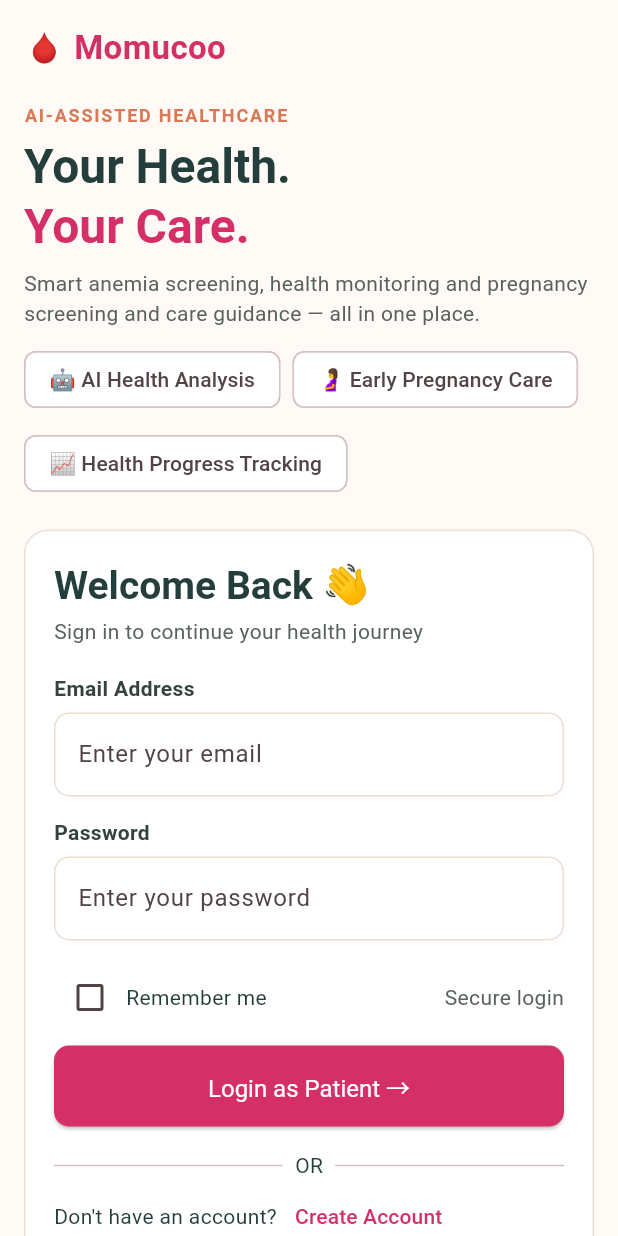
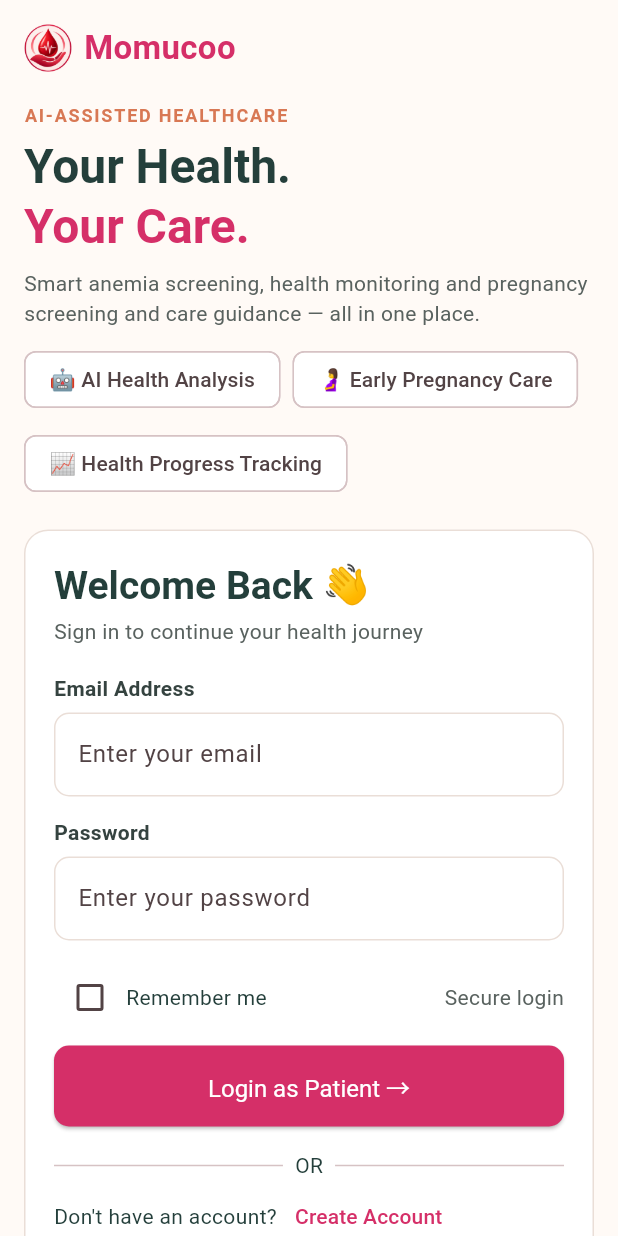
Before and after one commit to saraswathi9591reddy/momucoo-app, a Flutter app: the LoginScreen screen opened by its route, on a phone screen of 412 x 824 dp. Run offline on Flutter 3.47's test engine with Material 3 defaults, Android fonts, the phone set to English and light mode, and no system bars; our stand-ins replace go_router, image_picker, shared_preferences; missing offline and left inert: google_mlkit_text_recognition; accounts and stored records are empty; Roboto replaces fonts that are missing (Arial, Georgia).

Commit message:
Add app logo, generate launcher icons, and update in-app branding

```diff
--- a/analysis_options.yaml
+++ b/analysis_options.yaml
@@ -14,6 +14,7 @@ analyzer:
     - build/**
     - android/**
     - ios/**
+    - web/**
 
 linter:
   # The lint rules applied to this project can be customized in the
--- a/lib/screens/batch1/form_bits.dart
+++ b/lib/screens/batch1/form_bits.dart
@@ -2,13 +2,31 @@ import 'package:flutter/material.dart';
 
 import '../../core/theme.dart';
 
-/// Brand line used on auth pages ("🩸 Momucoo").
+/// Brand line used on auth pages (Momucoo logo + title).
 class BrandMark extends StatelessWidget {
-  const BrandMark({super.key});
+  const BrandMark({super.key, this.size = 32});
+  final double size;
 
   @override
-  Widget build(BuildContext context) => const Text('🩸 Momucoo',
-      style: TextStyle(fontSize: 22, fontWeight: FontWeight.w700, color: AppColors.primary));
+  Widget build(BuildContext context) => Row(
+        mainAxisSize: MainAxisSize.min,
+        crossAxisAlignment: CrossAxisAlignment.center,
+        children: [
+          Image.asset(
+            'assets/images/logo.png',
+            width: size,
+            height: size,
+            fit: BoxFit.contain,
+            errorBuilder: (context, error, stackTrace) =>
+                Text('🩸', style: TextStyle(fontSize: size * 0.75)),
+          ),
+          const SizedBox(width: 8),
+          const Text(
+            'Momucoo',
+            style: TextStyle(fontSize: 22, fontWeight: FontWeight.w700, color: AppColors.primary),
+          ),
+        ],
+      );
 }
 
 /// Label above a text field, as the web forms do.
--- a/pubspec.yaml
+++ b/pubspec.yaml
@@ -64,6 +64,7 @@ flutter:
   uses-material-design: true
   assets:
     - assets/images/
+    - assets/images/logo.png
 
   # To add assets to your application, add an assets section, like this:
   # assets:
```
Also changed, not shown: lib/screens/home_screen.dart (+10 -1 lines), lib/widgets/app_logo.dart (added, +61 -0 lines), lib/widgets/page_layout.dart (+26 -2 lines), assets/images/logo.png (added), assets/images/logo_original.png (added), pubspec.lock, 28 other files.
